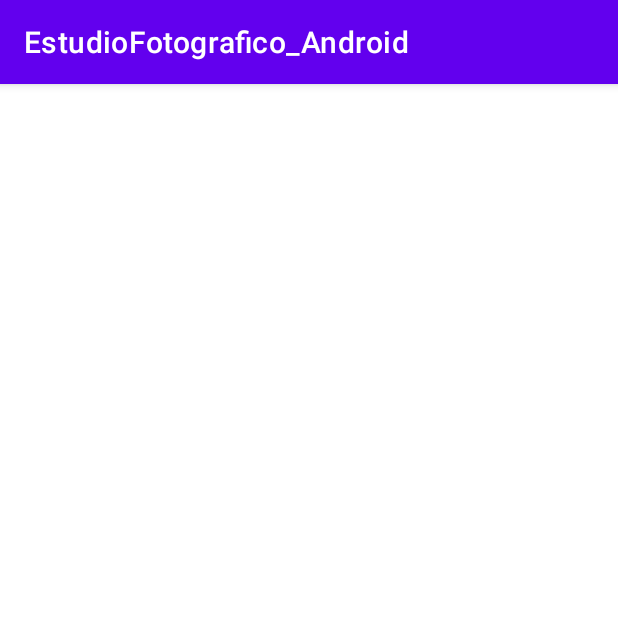
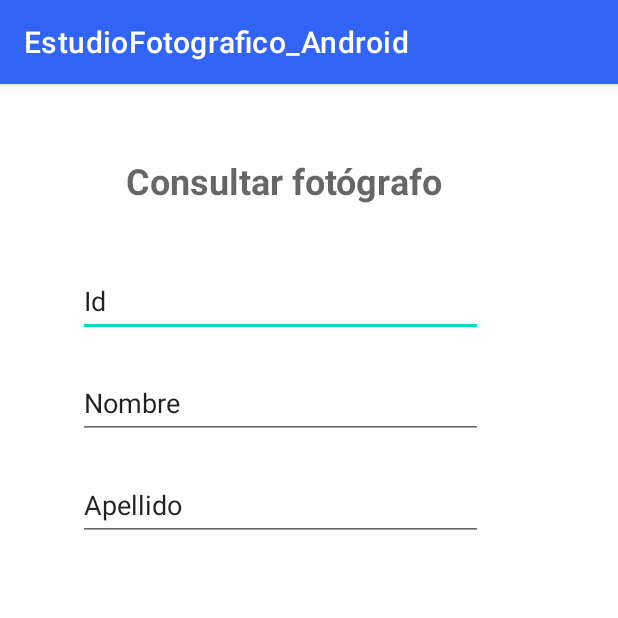
Before and after one commit to RubyBerumen/Proyecto4_Android, an Android app: the ActivityConsultas screen opened directly, with no data from a screen before it, on a phone screen of 412 x 824 dp, the top half of it. Run offline under Robolectric (Android 15) with nearby library versions, the phone set to English and light mode, and no system bars.

Commit message:
Se agragó la interfaz para consultas

```diff
--- a/app/src/main/res/layout/activity_bajas.xml
+++ b/app/src/main/res/layout/activity_bajas.xml
@@ -121,6 +121,7 @@
         app:layout_constraintTop_toBottomOf="@+id/caja_email_bajas" />
 
     <androidx.recyclerview.widget.RecyclerView
+        android:id="@+id/recyclerView_bajas"
         android:layout_width="274dp"
         android:layout_height="111dp"
         android:layout_marginStart="52dp"
--- a/app/src/main/res/layout/activity_consultas.xml
+++ b/app/src/main/res/layout/activity_consultas.xml
@@ -4,4 +4,64 @@
     xmlns:tools="http://schemas.android.com/tools"
     android:layout_width="match_parent"
     android:layout_height="match_parent"
-    tools:context=".ActivityConsultas"/>
+    tools:context=".ActivityConsultas">
+
+    <TextView
+        android:id="@+id/txt_consultas"
+        android:layout_width="wrap_content"
+        android:layout_height="wrap_content"
+        android:layout_marginStart="84dp"
+        android:layout_marginTop="48dp"
+        android:hint="@string/txt_consultas"
+        android:textSize="24sp"
+        android:textStyle="bold"
+        app:layout_constraintStart_toStartOf="parent"
+        app:layout_constraintTop_toTopOf="parent" />
+
+    <EditText
+        android:id="@+id/caja_id_cambios2"
+        android:layout_width="270dp"
+        android:layout_height="48dp"
+        android:layout_marginStart="52dp"
+        android:layout_marginTop="40dp"
+        android:ems="10"
+        android:inputType="textPersonName"
+        android:text="@string/caja_id"
+        app:layout_constraintBottom_toTopOf="@+id/caja_nombre_cambios"
+        app:layout_constraintStart_toStartOf="parent"
+        app:layout_constraintTop_toBottomOf="@+id/txt_consultas" />
+
+    <EditText
+        android:id="@+id/caja_nombre_cambios2"
+        android:layout_width="270dp"
+        android:layout_height="48dp"
+        android:layout_marginStart="52dp"
+        android:layout_marginTop="20dp"
+        android:ems="10"
+        android:inputType="textPersonName"
+        android:text="@string/caja_nombre"
+        app:layout_constraintStart_toStartOf="parent"
+        app:layout_constraintTop_toBottomOf="@+id/caja_id_cambios2" />
+
+    <EditText
+        android:id="@+id/caja_apellido_cambios2"
+        android:layout_width="270dp"
+        android:layout_height="48dp"
+        android:layout_marginStart="52dp"
+        android:layout_marginTop="20dp"
+        android:ems="10"
+        android:inputType="textPersonName"
+        android:text="@string/caja_apellido"
+        app:layout_constraintStart_toStartOf="parent"
+        app:layout_constraintTop_toBottomOf="@+id/caja_nombre_cambios2" />
+
+    <androidx.recyclerview.widget.RecyclerView
+        android:id="@+id/recyclerView_consultas"
+        android:layout_width="268dp"
+        android:layout_height="372dp"
+        android:layout_marginStart="52dp"
+        android:layout_marginTop="25dp"
+        app:layout_constraintStart_toStartOf="parent"
+        app:layout_constraintTop_toBottomOf="@+id/caja_apellido_cambios2" />
+
+</androidx.constraintlayout.widget.ConstraintLayout>
--- a/app/src/main/res/values/themes.xml
+++ b/app/src/main/res/values/themes.xml
@@ -2,7 +2,7 @@
     <!-- Base application theme. -->
     <style name="Theme.EstudioFotografico_Android" parent="Theme.MaterialComponents.DayNight.DarkActionBar">
         <!-- Primary brand color. -->
-        <item name="colorPrimary">@color/purple_500</item>
+        <item name="colorPrimary">#3164F4</item>
         <item name="colorPrimaryVariant">@color/purple_700</item>
         <item name="colorOnPrimary">@color/white</item>
         <!-- Secondary brand color. -->
```
